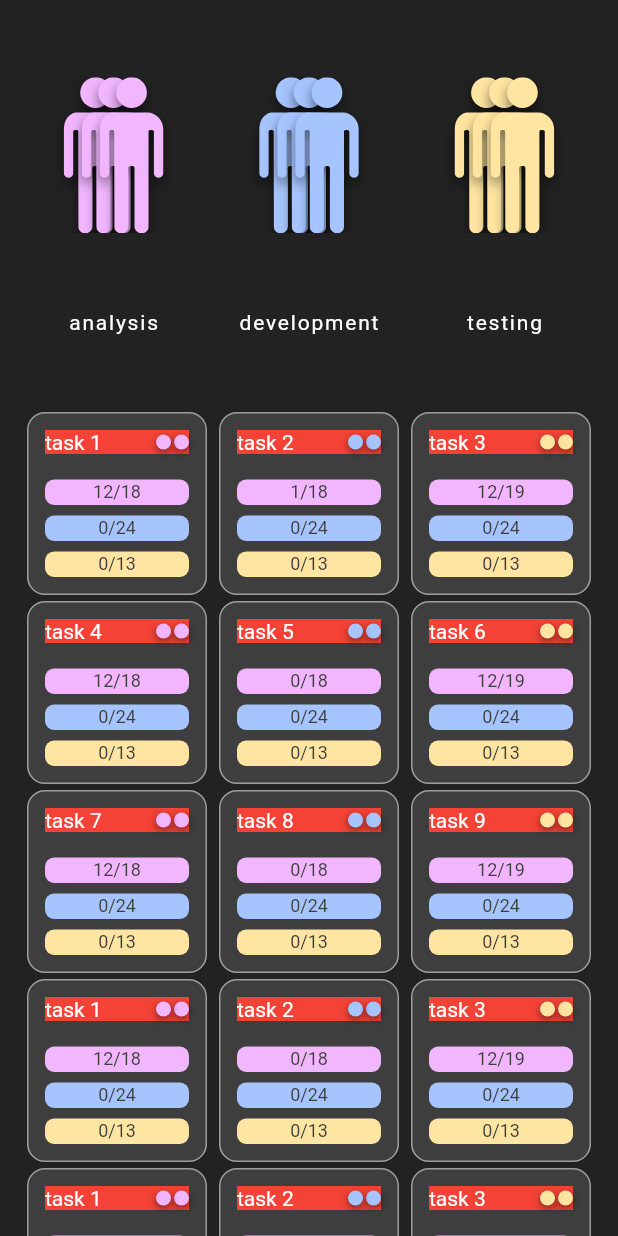
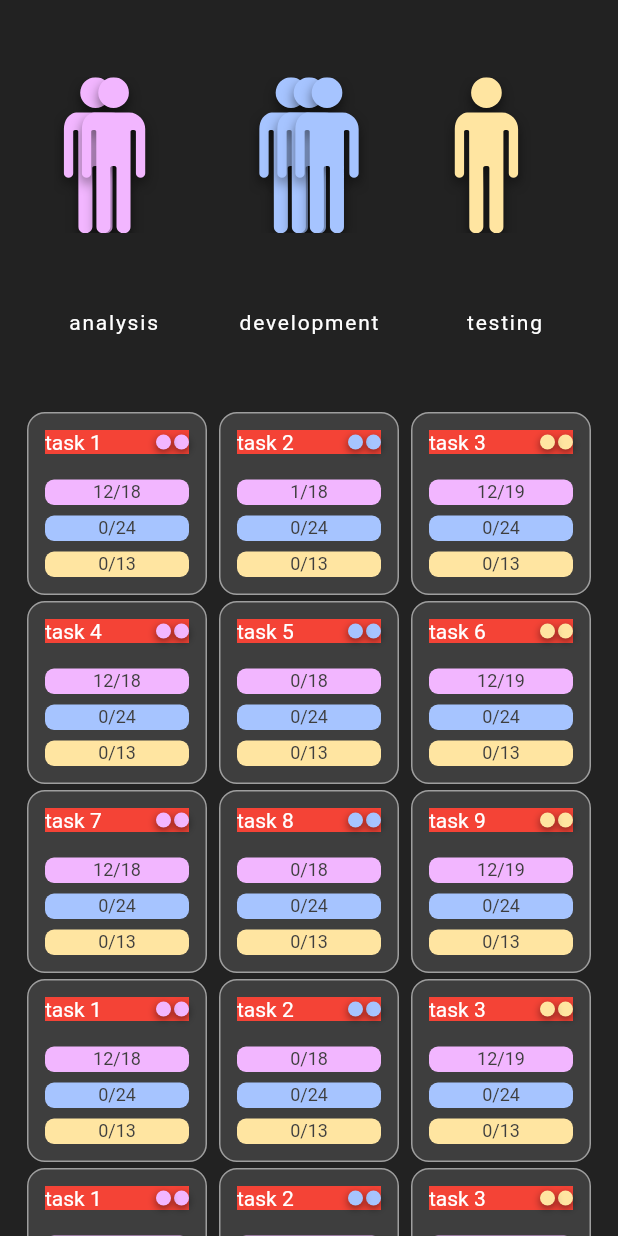
Before and after one commit to KanbanSimulator/Mobile, a Flutter app: the screen it shows after launch, on a phone screen of 412 x 824 dp. Run offline on Flutter 3.47's test engine with Material 2 defaults, Android fonts, the phone set to English and light mode, and no system bars; drawn by our look-alikes of simple_shadow; our stand-ins replace dio, flutter_svg.

Commit message:
fixed some problems with people bank full size

```diff
--- a/lib/page/game.dart
+++ b/lib/page/game.dart
@@ -29,7 +29,7 @@ class GamePage extends StatelessWidget {
                       children: const [
                         PeopleBank(
                           stage: 0,
-                          count: 3,
+                          count: 2,
                         ),
                         Text("analysis", style: AppStyle.stageTitleTextStyle),
                       ],
@@ -50,7 +50,7 @@ class GamePage extends StatelessWidget {
                       children: const [
                         PeopleBank(
                           stage: 2,
-                          count: 3,
+                          count: 1,
                         ),
                         Text("testing", style: AppStyle.stageTitleTextStyle),
                       ],
--- a/lib/widget/people_bank.dart
+++ b/lib/widget/people_bank.dart
@@ -15,11 +15,10 @@ class PeopleBank extends StatelessWidget {
   }) : super(key: key);
 
   final double _maxWidth = 80;
-  final double _circleWidth = 104;
+  final double _personWidth = 104;
 
   @override
   Widget build(BuildContext context) {
-    final double shift = _maxWidth - count * _circleWidth;
     final person = SimpleShadow(
       opacity: 0.5,
       color: Colors.black,
@@ -27,22 +26,33 @@ class PeopleBank extends StatelessWidget {
       sigma: 4,
       child: SvgPicture.asset(
         AppAssets.person,
-        width: _circleWidth,
+        width: _personWidth,
         color: AppStyle.stageColor[stage],
       ),
     );
     return Draggable(
       feedback: person,
-      child: SizedBox(
+      child: buildPeopleStack(count, person),
+      childWhenDragging: buildPeopleStack(count - 1, person),
+    );
+  }
+
+  Widget buildPeopleStack(count, person) {
+    final double shift = _maxWidth - count * _personWidth;
+    return SizedBox(
       width: _maxWidth,
-        height: _circleWidth,
+      height: _personWidth,
       child: Stack(
         children: List.generate(count, (index) {
           double dx = 0;
           if (count > 2) {
-              dx = _circleWidth * index + shift / (count - 1) * index;
+            dx = _personWidth * index + shift / (count - 1) * index;
           } else if (count == 2) {
-              dx = (_circleWidth + 2) * index;
+            dx = (_maxWidth/2 - _personWidth/2) * index;
+            print("dx: $dx");
+          } else if (count == 1) {
+            print("count1 dx: $dx");
+            // dx = shift/2;
           }
 
           return Positioned(
@@ -51,7 +61,6 @@ class PeopleBank extends StatelessWidget {
           );
         }),
       ),
-      ),
     );
   }
 }
--- a/lib/widget/task_card.dart
+++ b/lib/widget/task_card.dart
@@ -40,11 +40,14 @@ class TaskCard extends StatelessWidget {
           children: [
             LongPressDraggable(
               delay: const Duration(milliseconds: 1),
-              feedbackOffset: const Offset(-500, -500),
-              feedback: SvgPicture.asset(
-                AppAssets.person,
-                width: 100,
-                color: AppStyle.stageColor[taskModel.stage],
+              feedback: Container(
+                decoration: BoxDecoration(color: Colors.red),
+                child: SvgPicture.asset(
+                  AppAssets.person,
+                  fit: BoxFit.fitWidth,
+                  width: 100,
+                  color: AppStyle.stageColor[taskModel.stage],
+                ),
               ),
               child: Container(
                 decoration: BoxDecoration(color: Colors.red),
--- a/lib/widget/task_table.dart
+++ b/lib/widget/task_table.dart
@@ -90,7 +90,6 @@ class TaskColumn extends StatelessWidget {
         itemBuilder: (context, index) {
           final taskCardWidget = TaskCard(taskModel: tasks[index]);
           return LongPressDraggable(
-            // dragAnchorStrategy: pointerDragAnchorStrategy,
             child: taskCardWidget,
             childWhenDragging: Text("widget was here."),
             feedback: SizedBox(
```
Lines whose indentation alone changed are shown as unchanged.
